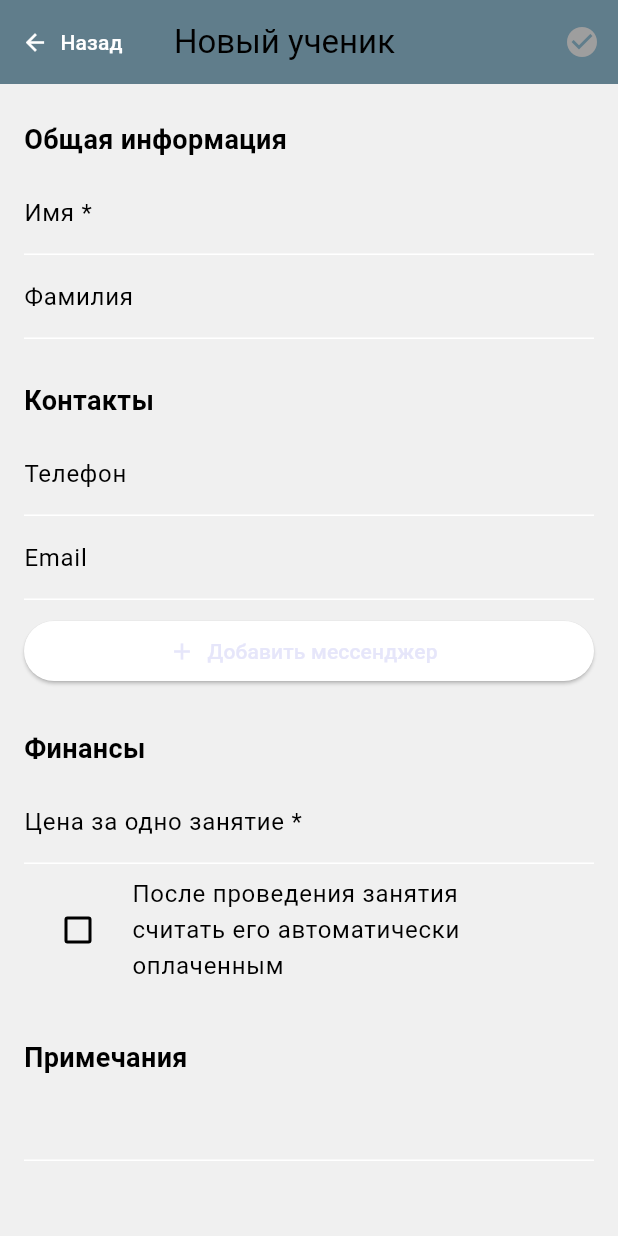
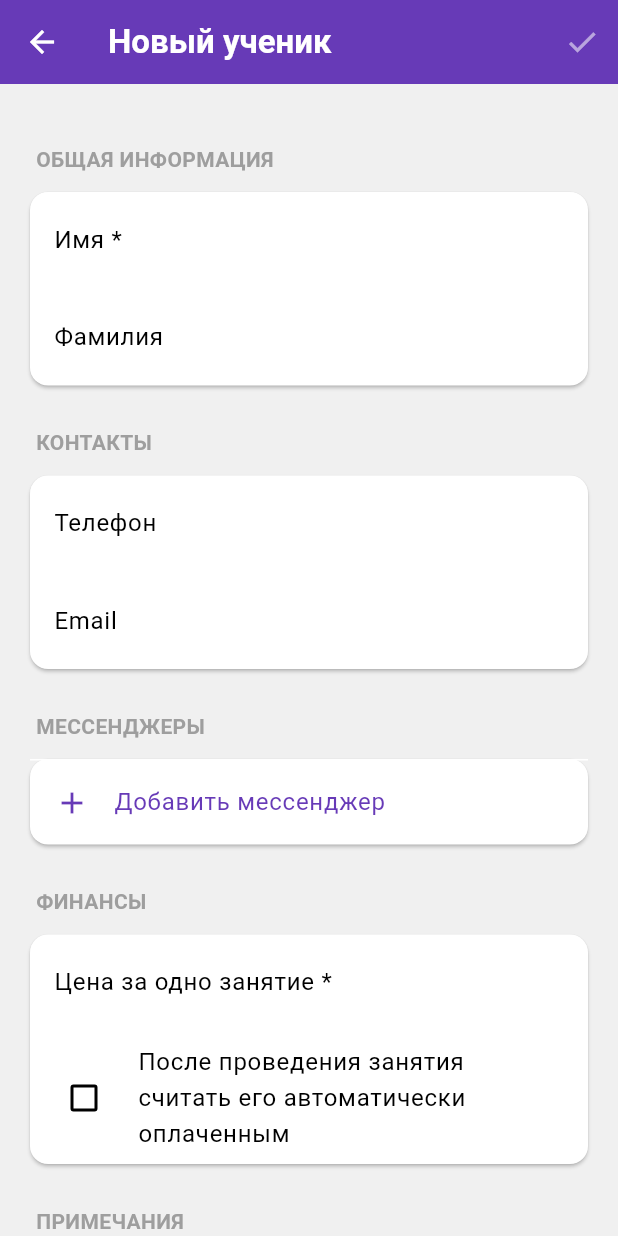
Before and after one commit to danilaJDev/rephelp, a Flutter app: the AddStudentScreen screen opened directly, on a phone screen of 412 x 824 dp. Run offline on Flutter 3.47's test engine with Material 3 defaults, Android fonts, the phone set to English and light mode, and no system bars; our stand-ins replace sqflite, table_calendar; accounts and stored records are empty; statements that could not run were skipped.

Commit message:
Refactor Add/Edit Student Pages
Refactored the "add student" and "edit student" pages to match the design of the "Students" page.

- Updated `CustomAppBar` to be more flexible, accepting `leading` and `actions` widgets.
- Replaced the `AppBar` in `add_student_screen.dart` with the `CustomAppBar`.
- Restyled the form elements in `add_student_screen.dart` to use `Card` and `ListTile` widgets for a consistent look and feel.
- Updated the color scheme and typography to match the rest of the application.

```diff
--- a/lib/screens/add_student_screen.dart
+++ b/lib/screens/add_student_screen.dart
@@ -4,6 +4,8 @@ import 'package:rephelp/models/student.dart';
 import 'package:intl/intl.dart';
 import 'dart:convert';
 import 'package:rephelp/models/lesson.dart';
+import 'package:rephelp/utils/app_colors.dart';
+import 'package:rephelp/widgets/custom_app_bar.dart';
 
 class AddStudentScreen extends StatefulWidget {
   final Student? student;
@@ -173,112 +175,149 @@ class _AddStudentScreenState extends State<AddStudentScreen> {
   @override
   Widget build(BuildContext context) {
     return Scaffold(
-      appBar: AppBar(
-        leading: TextButton.icon(
+      appBar: CustomAppBar(
+        title: widget.student == null ? 'Новый ученик' : 'Редактировать',
+        leading: IconButton(
+          icon: const Icon(Icons.arrow_back, color: Colors.white),
           onPressed: () => Navigator.pop(context),
-          icon: const Icon(Icons.arrow_back, color: Colors.white),
-          label: const Text('Назад', style: TextStyle(color: Colors.white)),
         ),
-        leadingWidth: 100,
-        title: Text(widget.student == null ? 'Новый ученик' : 'Редактировать'),
         actions: [
           IconButton(
             icon: Icon(
-              Icons.check_circle,
-              color: _isFormValid ? Colors.white : Colors.grey,
+              Icons.check,
+              color: _isFormValid ? Colors.white : Colors.white54,
             ),
             onPressed: _isFormValid ? _saveStudent : null,
           ),
         ],
-        backgroundColor: Colors.blueGrey,
       ),
-      body: Padding(
-        padding: const EdgeInsets.all(16.0),
-        child: Form(
+      backgroundColor: AppColors.background,
+      body: Form(
         key: _formKey,
         child: ListView(
+          padding: const EdgeInsets.all(16.0),
           children: [
             _buildSectionTitle('Общая информация'),
+            Card(
+              child: Column(
+                children: [
                   TextFormField(
                     controller: _nameController,
-                decoration: const InputDecoration(labelText: 'Имя *'),
+                    decoration: const InputDecoration(
+                      labelText: 'Имя *',
+                      border: InputBorder.none,
+                      contentPadding: EdgeInsets.symmetric(horizontal: 16, vertical: 12),
+                    ),
                     validator: (value) {
-                  if (value == null || value.isEmpty) {
-                    return 'Пожалуйста, введите имя';
-                  }
+                      if (value == null || value.isEmpty) return 'Пожалуйста, введите имя';
                       return null;
                     },
                   ),
+                  const Divider(height: 1),
                   TextFormField(
                     controller: _surnameController,
-                decoration: const InputDecoration(labelText: 'Фамилия'),
+                    decoration: const InputDecoration(
+                      labelText: 'Фамилия',
+                      border: InputBorder.none,
+                      contentPadding: EdgeInsets.symmetric(horizontal: 16, vertical: 12),
                     ),
-              const SizedBox(height: 20),
+                  ),
+                ],
+              ),
+            ),
+
             _buildSectionTitle('Контакты'),
+            Card(
+              child: Column(
+                children: [
                   TextFormField(
                     controller: _phoneController,
-                decoration: const InputDecoration(labelText: 'Телефон'),
+                    decoration: const InputDecoration(
+                      labelText: 'Телефон',
+                      border: InputBorder.none,
+                      contentPadding: EdgeInsets.symmetric(horizontal: 16, vertical: 12),
+                    ),
                     keyboardType: TextInputType.phone,
                   ),
+                  const Divider(height: 1),
                   TextFormField(
                     controller: _emailController,
-                decoration: const InputDecoration(labelText: 'Email'),
+                    decoration: const InputDecoration(
+                      labelText: 'Email',
+                      border: InputBorder.none,
+                      contentPadding: EdgeInsets.symmetric(horizontal: 16, vertical: 12),
+                    ),
                     keyboardType: TextInputType.emailAddress,
                   ),
-              const SizedBox(height: 10),
+                ],
+              ),
+            ),
+
+            _buildSectionTitle('Мессенджеры'),
+            Card(
+              child: Column(
+                children: [
                   ..._messengers.map((messenger) {
                     return ListTile(
                       title: Text('${messenger['type']}: ${messenger['value']}'),
                       trailing: IconButton(
-                    icon: const Icon(Icons.delete),
-                    onPressed: () {
-                      setState(() {
-                        _messengers.remove(messenger);
-                      });
-                    },
+                        icon: const Icon(Icons.delete, color: Colors.red),
+                        onPressed: () => setState(() => _messengers.remove(messenger)),
                       ),
                     );
                   }),
-              ElevatedButton.icon(
-                onPressed: _showAddMessengerDialog,
-                icon: const Icon(Icons.add),
-                label: const Text('Добавить мессенджер'),
+                  const Divider(height: 1),
+                  ListTile(
+                    leading: const Icon(Icons.add, color: Colors.deepPurple),
+                    title: const Text('Добавить мессенджер', style: TextStyle(color: Colors.deepPurple)),
+                    onTap: _showAddMessengerDialog,
                   ),
-              const SizedBox(height: 20),
+                ],
+              ),
+            ),
+
             _buildSectionTitle('Финансы'),
+            Card(
+              child: Column(
+                children: [
                   TextFormField(
                     controller: _priceController,
                     decoration: const InputDecoration(
                       labelText: 'Цена за одно занятие *',
+                      border: InputBorder.none,
+                      contentPadding: EdgeInsets.symmetric(horizontal: 16, vertical: 12),
                     ),
                     keyboardType: TextInputType.number,
                     validator: (value) {
-                  if (value == null || value.isEmpty) {
-                    return 'Пожалуйста, введите цену';
-                  }
-                  if (double.tryParse(value) == null) {
-                    return 'Пожалуйста, введите число';
-                  }
+                      if (value == null || value.isEmpty) return 'Пожалуйста, введите цену';
+                      if (double.tryParse(value) == null) return 'Пожалуйста, введите число';
                       return null;
                     },
                   ),
+                  const Divider(height: 1),
                   CheckboxListTile(
-                title: const Text(
-                  'После проведения занятия считать его автоматически оплаченным',
-                ),
+                    title: const Text('После проведения занятия считать его автоматически оплаченным'),
                     value: _autoPay,
-                onChanged: (bool? value) {
-                  setState(() {
-                    _autoPay = value ?? false;
-                  });
-                },
+                    onChanged: (bool? value) => setState(() => _autoPay = value ?? false),
                     controlAffinity: ListTileControlAffinity.leading,
                   ),
-              const SizedBox(height: 20),
-              _buildSectionTitle('Примечания'),
-              TextFormField(controller: _notesController),
                 ],
               ),
+            ),
+
+            _buildSectionTitle('Примечания'),
+            Card(
+              child: TextFormField(
+                controller: _notesController,
+                decoration: const InputDecoration(
+                  hintText: 'Добавьте примечание...',
+                  border: InputBorder.none,
+                  contentPadding: EdgeInsets.symmetric(horizontal: 16, vertical: 12),
+                ),
+                maxLines: 3,
+              ),
+            ),
+          ],
         ),
       ),
     );
@@ -286,10 +325,14 @@ class _AddStudentScreenState extends State<AddStudentScreen> {
 
   Widget _buildSectionTitle(String title) {
     return Padding(
-      padding: const EdgeInsets.symmetric(vertical: 8.0),
+      padding: const EdgeInsets.fromLTRB(8, 24, 8, 8),
       child: Text(
-        title,
-        style: const TextStyle(fontSize: 18, fontWeight: FontWeight.bold),
+        title.toUpperCase(),
+        style: const TextStyle(
+          color: AppColors.mutedText,
+          fontWeight: FontWeight.bold,
+          fontSize: 14,
+        ),
       ),
     );
   }
--- a/lib/widgets/custom_app_bar.dart
+++ b/lib/widgets/custom_app_bar.dart
@@ -2,9 +2,17 @@ import 'package:flutter/material.dart';
 
 class CustomAppBar extends StatelessWidget implements PreferredSizeWidget {
   final String title;
+  final Widget? leading;
+  final List<Widget>? actions;
   final Color backgroundColor;
 
-  const CustomAppBar({super.key, required this.title, this.backgroundColor = Colors.deepPurple});
+  const CustomAppBar({
+    super.key,
+    required this.title,
+    this.leading,
+    this.actions,
+    this.backgroundColor = Colors.deepPurple,
+  });
 
   @override
   Widget build(BuildContext context) {
@@ -16,6 +24,8 @@ class CustomAppBar extends StatelessWidget implements PreferredSizeWidget {
           fontWeight: FontWeight.bold,
         ),
       ),
+      leading: leading,
+      actions: actions,
       backgroundColor: backgroundColor,
       elevation: 0,
       centerTitle: false,
```
Lines whose indentation alone changed are shown as unchanged.
